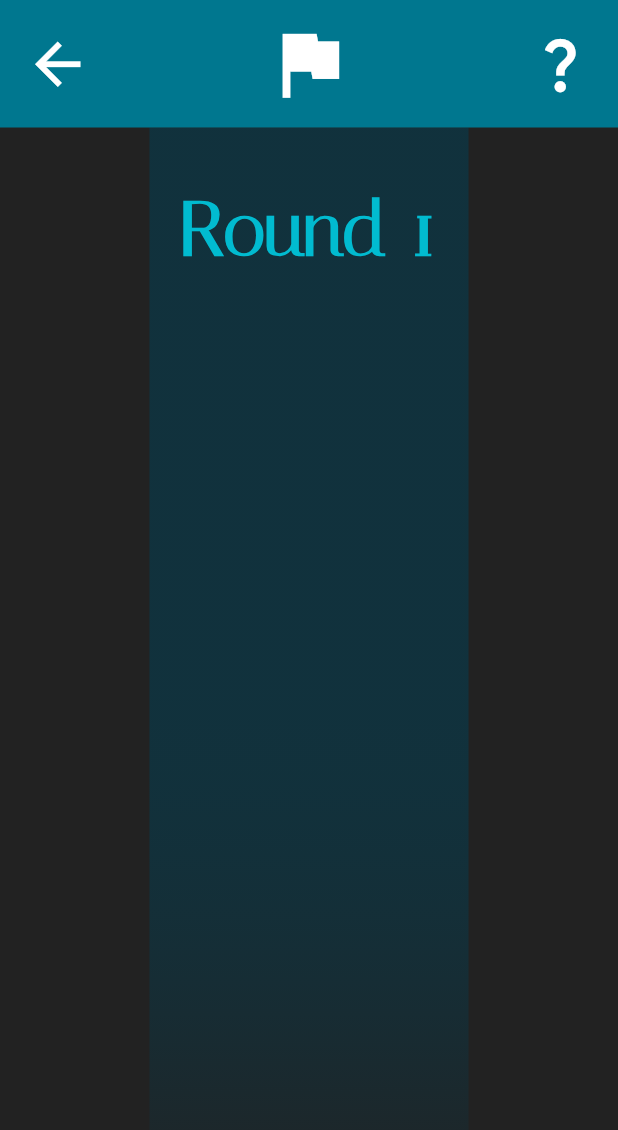
After one commit to AlexTarian/cracc_fam, a Flutter app: the GameScreen screen opened directly, on a phone screen of 412 x 824 dp. The commit adds this screen. Shown: the top 1130 px of the screen. Run offline on Flutter 3.47's test engine with Material 3 defaults, Android fonts, the phone set to English and light mode, and no system bars; our stand-ins replace rflutter_alert, shared_preferences; accounts and stored records are empty.

Commit message:
Finished Player List. Started Main Game Screen.

```diff
--- a/lib/components/player.dart
+++ b/lib/components/player.dart
@@ -3,12 +3,14 @@ import 'package:flutter/material.dart';
 class Player {
   late String name;
   late Icon icon;
+  late Image image;
   late String text;
   late String ability;
 
-  Player({n, i, t, a}) {
+  Player({n, i, p, t, a}) {
     name = n;
     icon = i;
+    image = p;
     text = t;
     ability = a;
   }
--- /dev/null
+++ b/lib/views/game_screen.dart
@@ -0,0 +1,53 @@
+import 'package:flutter/material.dart';
+import 'package:cracc_fam/components/custom_app_bar.dart';
+
+class GameScreen extends StatelessWidget {
+  const GameScreen({super.key});
+
+
+  @override
+  Widget build(BuildContext context) {
+    return Scaffold(
+      appBar: PreferredSize(
+        preferredSize: const Size.fromHeight(85.0),
+        child: Builder(builder: (context) {
+          return customAppBar(
+            onPressedL: () {},
+            iconR: Icons.help,
+            onPressedR: () {},
+          );
+        }),
+      ),
+      body: Center(
+        child: Container(
+          height: double.infinity,
+          decoration: BoxDecoration(
+              gradient: LinearGradient(
+                begin: Alignment.topCenter,
+                end: Alignment.bottomCenter,
+                colors: [
+                  Theme.of(context).primaryColorDark,
+                  Theme.of(context).primaryColorLight,
+                  Theme.of(context).scaffoldBackgroundColor,
+                ],
+              )),
+          child: SafeArea(
+            minimum: const EdgeInsets.all(20.0),
+            child: Column(
+              children: <Widget>[
+                const SizedBox(height: 20.0),
+                Text('Round 1',
+                  style: Theme.of(context).textTheme.displayLarge,
+                ),
+                const SizedBox(height: 50.0),
+
+                const SizedBox(height: 30.0),
+
+              ],
+            ),
+          ),
+        ),
+      ),
+    );
+  }
+}
```
Also changed, not shown: lib/components/player_list.dart (+60 -4 lines), lib/views/player_select_screen.dart (+18 -7 lines), assets/images/alex.jpeg (added), assets/images/ash.jpeg (added), assets/images/corey.jpeg (added), assets/images/dan.jpeg (added), assets/images/debbie.jpeg (added), assets/images/emily.jpeg (added), assets/images/john.jpeg (added), assets/images/johnny.jpeg (added), assets/images/matt.jpeg (added).
